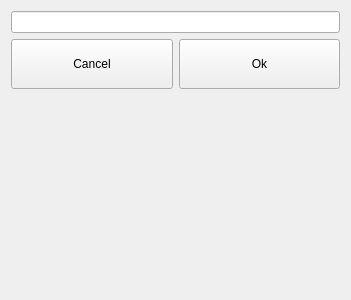
Qt form dlgrename.ui (ic005k/Knot-Legacy) before a commit.
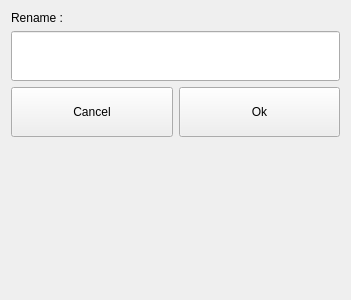
The same form after that commit.

Patch:
```diff
--- a/dlgrename.ui
+++ b/dlgrename.ui
@@ -14,7 +14,24 @@
    <string>Dialog</string>
   </property>
   <layout class="QGridLayout" name="gridLayout">
+   <item row="0" column="0">
+    <widget class="QLabel" name="label">
+     <property name="text">
+      <string>Rename :</string>
+     </property>
+    </widget>
+   </item>
    <item row="1" column="0">
+    <widget class="QLineEdit" name="editName">
+     <property name="minimumSize">
+      <size>
+       <width>0</width>
+       <height>50</height>
+      </size>
+     </property>
+    </widget>
+   </item>
+   <item row="2" column="0">
     <layout class="QHBoxLayout" name="horizontalLayout">
      <item>
       <widget class="QToolButton" name="btnCancel">
@@ -56,10 +73,7 @@
      </item>
     </layout>
    </item>
-   <item row="0" column="0">
-    <widget class="QLineEdit" name="editName"/>
-   </item>
-   <item row="2" column="0">
+   <item row="3" column="0">
     <spacer name="verticalSpacer">
      <property name="orientation">
       <enum>Qt::Vertical</enum>
```
